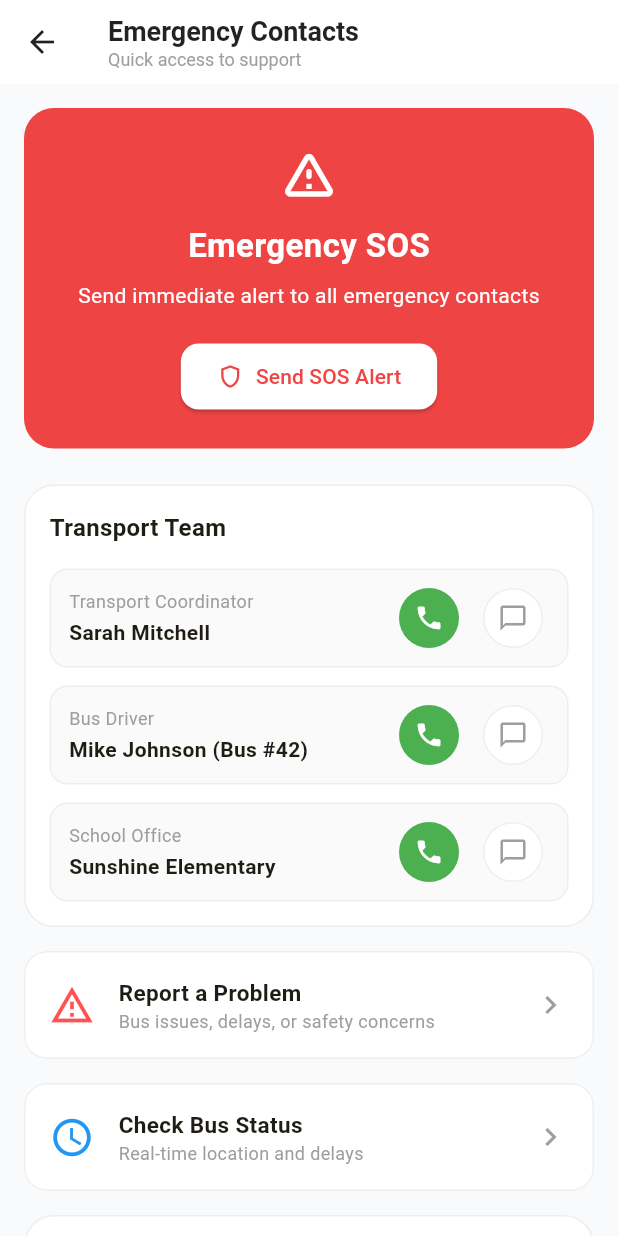
After one commit to Chathunka0723/guardiango, a Flutter app: the ParentEmergencyContact screen opened directly, on a phone screen of 412 x 824 dp. The commit adds this screen. Run offline on Flutter 3.47's test engine with Material 3 defaults, Android fonts, the phone set to English and light mode, and no system bars; our stand-ins replace supabase_flutter; accounts and stored records are empty.

Commit message:
Adding parent_emergency_contacts.dart

```diff
--- a/guardiango_app_flutter/lib/parent_bus_details.dart
+++ b/guardiango_app_flutter/lib/parent_bus_details.dart
@@ -117,6 +117,8 @@ class BusDetailsScreen extends StatelessWidget {
                     sub: "12 years experience",
                     rating: "4.9",
                     showChat: true,
+                    onCall: () => print("Calling Mike Johnson"),
+                    onMessage: () => print("Messaging Mike Johnson"),
                   ),
                   const Divider(height: 24),
                   _buildPersonTile(
@@ -124,6 +126,7 @@ class BusDetailsScreen extends StatelessWidget {
                     role: "Bus Assistant",
                     sub: "Student supervision & safety",
                     showChat: false,
+                    onCall: () => print("Calling Lisa Parker"),
                   ),
                 ],
               ),
@@ -298,12 +301,15 @@ class BusDetailsScreen extends StatelessWidget {
     );
   }
 
-  Widget _buildPersonTile(
-      {required String name,
+  Widget _buildPersonTile({
+    required String name,
     required String role,
     required String sub,
     String? rating,
-      bool showChat = false}) {
+    bool showChat = false,
+    VoidCallback? onCall,
+    VoidCallback? onMessage,
+  }) {
     return Row(
       children: [
         CircleAvatar(
@@ -321,7 +327,7 @@ class BusDetailsScreen extends StatelessWidget {
               Text(role,
                   style: TextStyle(color: Colors.grey.shade600, fontSize: 12)),
               Text(sub,
-                  style: TextStyle(color: Colors.grey.shade400, fontSize: 11)),
+                  style: TextStyle(color: Colors.grey.shade500, fontSize: 11)),
               if (rating != null) ...[
                 const SizedBox(height: 4),
                 Row(
@@ -337,27 +343,38 @@ class BusDetailsScreen extends StatelessWidget {
             ],
           ),
         ),
-        _buildCircleIcon(Icons.phone, Colors.green),
+        _buildCircleIcon(Icons.phone, Colors.green, onTap: onCall),
         if (showChat) ...[
           const SizedBox(width: 8),
           _buildCircleIcon(Icons.chat_bubble_outline, Colors.white,
-              iconColor: Colors.black54),
+              iconColor: Colors.black54, onTap: onMessage),
         ]
       ],
     );
   }
 
   Widget _buildCircleIcon(IconData icon, Color bg,
-      {Color iconColor = Colors.white}) {
-    return Container(
+      {Color iconColor = Colors.white, VoidCallback? onTap}) {
+    return Material(
+      color: Colors.transparent,
+      child: InkWell(
+        onTap: onTap,
+        customBorder: const CircleBorder(),
+        child: Ink(
           padding: const EdgeInsets.all(8),
           decoration: BoxDecoration(
             color: bg,
             shape: BoxShape.circle,
-        border:
-            bg == Colors.white ? Border.all(color: Colors.grey.shade200) : null,
+            boxShadow: [
+              BoxShadow(color: Colors.black.withOpacity(0.1), blurRadius: 4)
+            ],
+            border: bg == Colors.white
+                ? Border.all(color: Colors.grey.shade200)
+                : null,
           ),
           child: Icon(icon, color: iconColor, size: 18),
+        ),
+      ),
     );
   }
 
@@ -396,7 +413,8 @@ class BusDetailsScreen extends StatelessWidget {
       child: Row(
         mainAxisAlignment: MainAxisAlignment.spaceBetween,
         children: [
-          Text(label, style: const TextStyle(color: Colors.grey, fontSize: 12)),
+          Text(label,
+              style: TextStyle(color: Colors.grey.shade500, fontSize: 12)),
           Text(value,
               style:
                   const TextStyle(fontWeight: FontWeight.bold, fontSize: 12)),
--- /dev/null
+++ b/guardiango_app_flutter/lib/parent_emergency_contacts.dart
@@ -0,0 +1,329 @@
+import 'package:flutter/material.dart';
+
+class ParentEmergencyContact extends StatelessWidget {
+  const ParentEmergencyContact({super.key});
+
+  @override
+  Widget build(BuildContext context) {
+    return Scaffold(
+      backgroundColor: const Color(0xFFF9FAFB), // Light grey background
+      appBar: AppBar(
+        backgroundColor: Colors.white,
+        elevation: 0,
+        leading: IconButton(
+          icon: const Icon(Icons.arrow_back, color: Colors.black87),
+          onPressed: () => Navigator.pop(context),
+        ),
+        title: Column(
+          crossAxisAlignment: CrossAxisAlignment.start,
+          children: [
+            const Text(
+              "Emergency Contacts",
+              style: TextStyle(
+                  color: Colors.black87,
+                  fontSize: 18,
+                  fontWeight: FontWeight.bold),
+            ),
+            Text(
+              "Quick access to support",
+              style: TextStyle(color: Colors.grey.shade500, fontSize: 12),
+            ),
+          ],
+        ),
+      ),
+      body: SingleChildScrollView(
+        child: Column(
+          children: [
+            // 1. EMERGENCY SOS BOX
+            Container(
+              width: double.infinity,
+              margin: const EdgeInsets.all(16),
+              padding: const EdgeInsets.all(24),
+              decoration: BoxDecoration(
+                color: const Color(0xFFEF4444), // Red SOS color
+                borderRadius: BorderRadius.circular(20),
+              ),
+              child: Column(
+                children: [
+                  const Icon(Icons.warning_amber_rounded,
+                      color: Colors.white, size: 40),
+                  const SizedBox(height: 12),
+                  const Text(
+                    "Emergency SOS",
+                    style: TextStyle(
+                      color: Colors.white,
+                      fontSize: 22,
+                      fontWeight: FontWeight.bold,
+                    ),
+                  ),
+                  const SizedBox(height: 8),
+                  const Text(
+                    "Send immediate alert to all emergency contacts",
+                    textAlign: TextAlign.center,
+                    style: TextStyle(color: Colors.white, fontSize: 14),
+                  ),
+                  const SizedBox(height: 20),
+                  ElevatedButton.icon(
+                    onPressed: () {},
+                    icon: const Icon(Icons.shield_outlined,
+                        color: Color(0xFFEF4444)),
+                    label: const Text("Send SOS Alert",
+                        style: TextStyle(color: Color(0xFFEF4444))),
+                    style: ElevatedButton.styleFrom(
+                      backgroundColor: Colors.white,
+                      shape: RoundedRectangleBorder(
+                          borderRadius: BorderRadius.circular(12)),
+                      padding: const EdgeInsets.symmetric(
+                          horizontal: 24, vertical: 12),
+                    ),
+                  ),
+                ],
+              ),
+            ),
+
+            // 2. TRANSPORT TEAM SECTION
+            _buildSectionCard(
+              title: "Transport Team",
+              child: Column(
+                children: [
+                  _buildContactTile("Transport Coordinator", "Sarah Mitchell",
+                      "(555) 123-4567"),
+                  const SizedBox(height: 12),
+                  _buildContactTile(
+                      "Bus Driver", "Mike Johnson (Bus #42)", "(555) 987-6543"),
+                  const SizedBox(height: 12),
+                  _buildContactTile(
+                      "School Office", "Sunshine Elementary", "(555) 456-7890"),
+                ],
+              ),
+            ),
+
+            // 3. ACTION BUTTONS
+            _buildActionButton(
+                Icons.report_problem_outlined,
+                "Report a Problem",
+                "Bus issues, delays, or safety concerns",
+                Colors.redAccent),
+            _buildActionButton(Icons.access_time, "Check Bus Status",
+                "Real-time location and delays", Colors.blue),
+
+            // 4. FAQ SECTION
+            _buildSectionCard(
+              title: "Frequently Asked Questions",
+              child: Column(
+                children: [
+                  _buildFaqItem(
+                      "What if my child misses the bus?",
+                      "Contact the school office immediately. Alternative transport arrangements can be made.",
+                      Colors.blue),
+                  _buildFaqItem(
+                      "How early should my child be at the stop?",
+                      "Children should be at the bus stop 5 minutes before the scheduled pickup time.",
+                      Colors.green),
+                  _buildFaqItem(
+                      "What happens during bad weather?",
+                      "You'll receive notifications about delays or cancellations. Check the app for updates.",
+                      Colors.red),
+                ],
+              ),
+            ),
+
+            // 5. EMERGENCY PROTOCOL
+            Container(
+              margin: const EdgeInsets.all(16),
+              padding: const EdgeInsets.all(16),
+              decoration: BoxDecoration(
+                color: Colors.red.shade50,
+                borderRadius: BorderRadius.circular(15),
+                border: Border.all(color: Colors.red.shade100),
+              ),
+              child: Column(
+                crossAxisAlignment: CrossAxisAlignment.start,
+                children: [
+                  Row(
+                    children: [
+                      Icon(Icons.radio_button_unchecked,
+                          color: Colors.red.shade400, size: 16),
+                      const SizedBox(width: 8),
+                      const Text("Emergency Protocol",
+                          style: TextStyle(fontWeight: FontWeight.bold)),
+                    ],
+                  ),
+                  const SizedBox(height: 8),
+                  Text(
+                    "In case of a serious emergency, call 911 first, then use the SOS button above to alert school contacts. This ensures the fastest response time.",
+                    style: TextStyle(fontSize: 13, color: Colors.grey.shade700),
+                  ),
+                ],
+              ),
+            ),
+            const SizedBox(height: 20),
+          ],
+        ),
+      ),
+    );
+  }
+
+  // --- UI HELPERS ---
+
+  Widget _buildSectionCard({required String title, required Widget child}) {
+    return Container(
+      width: double.infinity,
+      margin: const EdgeInsets.symmetric(horizontal: 16, vertical: 8),
+      padding: const EdgeInsets.all(16),
+      decoration: BoxDecoration(
+        color: Colors.white,
+        borderRadius: BorderRadius.circular(20),
+        border: Border.all(color: Colors.grey.shade200),
+      ),
+      child: Column(
+        crossAxisAlignment: CrossAxisAlignment.start,
+        children: [
+          Text(title,
+              style:
+                  const TextStyle(fontWeight: FontWeight.bold, fontSize: 16)),
+          const SizedBox(height: 16),
+          child,
+        ],
+      ),
+    );
+  }
+
+  Widget _buildContactTile(String role, String name, String phone) {
+    return Container(
+      padding: const EdgeInsets.symmetric(horizontal: 12, vertical: 8),
+      decoration: BoxDecoration(
+        color: Colors.grey.shade50,
+        borderRadius: BorderRadius.circular(12),
+        border: Border.all(color: Colors.grey.shade200),
+      ),
+      child: Row(
+        children: [
+          Expanded(
+            child: Column(
+              crossAxisAlignment: CrossAxisAlignment.start,
+              children: [
+                Text(
+                  role,
+                  style: const TextStyle(fontSize: 12, color: Colors.grey),
+                ),
+                const SizedBox(height: 2),
+                Text(
+                  name,
+                  style: const TextStyle(
+                      fontWeight: FontWeight.bold, fontSize: 14),
+                ),
+              ],
+            ),
+          ),
+          _buildActionIcon(Icons.phone, Colors.green, "Call $name", () {
+            debugPrint("Initiating call to $phone");
+          }),
+          const SizedBox(width: 8),
+          _buildActionIcon(
+              Icons.chat_bubble_outline, Colors.white, "Message $name", () {
+            debugPrint("Opening chat with $phone");
+          }, isBordered: true),
+        ],
+      ),
+    );
+  }
+
+  Widget _buildActionIcon(
+      IconData icon, Color bg, String tooltip, VoidCallback onTap,
+      {bool isBordered = false}) {
+    return Material(
+      color: Colors.transparent,
+      child: IconButton(
+        onPressed: onTap,
+        tooltip: tooltip,
+        hoverColor:
+            bg == Colors.white ? Colors.grey.shade100 : bg.withOpacity(0.2),
+        constraints: const BoxConstraints(),
+        padding: const EdgeInsets.all(10),
+        style: IconButton.styleFrom(
+          backgroundColor: bg,
+          side: isBordered ? BorderSide(color: Colors.grey.shade200) : null,
+        ),
+        icon: Icon(
+          icon,
+          color: bg == Colors.white ? Colors.grey.shade500 : Colors.white,
+          size: 20,
+        ),
+      ),
+    );
+  }
+
+  Widget _buildActionButton(
+      IconData icon, String title, String sub, Color color) {
+    return Container(
+      margin: const EdgeInsets.symmetric(horizontal: 16, vertical: 8),
+      child: Material(
+        color: Colors.white,
+        borderRadius: BorderRadius.circular(15),
+        clipBehavior: Clip.antiAlias,
+        child: InkWell(
+          onTap: () {
+            debugPrint("Navigating to: $title");
+          },
+          hoverColor: color.withOpacity(0.05),
+          splashColor: color.withOpacity(0.1),
+          child: Container(
+            padding: const EdgeInsets.all(16),
+            decoration: BoxDecoration(
+              border: Border.all(color: Colors.grey.shade200),
+              borderRadius: BorderRadius.circular(15),
+            ),
+            child: Row(
+              children: [
+                Icon(icon, color: color, size: 30),
+                const SizedBox(width: 16),
+                Expanded(
+                  child: Column(
+                    crossAxisAlignment: CrossAxisAlignment.start,
+                    children: [
+                      Text(title,
+                          style: const TextStyle(
+                              fontWeight: FontWeight.bold, fontSize: 15)),
+                      Text(sub,
+                          style: TextStyle(
+                              color: Colors.grey.shade500, fontSize: 12)),
+                    ],
+                  ),
+                ),
+                const Icon(Icons.chevron_right, color: Colors.grey),
+              ],
+            ),
+          ),
+        ),
+      ),
+    );
+  }
+
+  Widget _buildFaqItem(String question, String answer, Color sideColor) {
+    return Padding(
+      padding: const EdgeInsets.only(bottom: 16),
+      child: Row(
+        crossAxisAlignment: CrossAxisAlignment.start,
+        children: [
+          Container(width: 4, height: 40, color: sideColor),
+          const SizedBox(width: 12),
+          Expanded(
+            child: Column(
+              crossAxisAlignment: CrossAxisAlignment.start,
+              children: [
+                Text(question,
+                    style: const TextStyle(
+                        fontWeight: FontWeight.bold, fontSize: 14)),
+                const SizedBox(height: 4),
+                Text(answer,
+                    style:
+                        TextStyle(color: Colors.grey.shade600, fontSize: 12)),
+              ],
+            ),
+          ),
+        ],
+      ),
+    );
+  }
+}
--- a/guardiango_app_flutter/lib/parent_home.dart
+++ b/guardiango_app_flutter/lib/parent_home.dart
@@ -8,6 +8,7 @@ import 'package:guardiango_app_flutter/parent_setting.dart';
 import 'package:guardiango_app_flutter/student_info.dart';
 import 'package:guardiango_app_flutter/parent_login.dart';
 import 'package:guardiango_app_flutter/parent_bus_details.dart';
+import 'package:guardiango_app_flutter/parent_emergency_contacts.dart';
 
 class ParentHomeScreen extends StatefulWidget {
   const ParentHomeScreen({super.key});
@@ -246,23 +247,35 @@ class _ParentHomeScreenState extends State<ParentHomeScreen> {
 
                     // 7. Bottom List Items
                     _buildListTile(
-                        Icons.directions_bus_outlined, "Bus & Driver Details",
+                      Icons.directions_bus_outlined,
+                      "Bus & Driver Details",
                       () {
                         Navigator.push(
                           context,
                           MaterialPageRoute(
                               builder: (context) => const BusDetailsScreen()),
                         );
-                    }),
+                      },
+                    ),
 
                     _buildListTile(Icons.inventory_2_outlined, "Lost & Found",
                         () {
                       print("Navigating to Lost & Found...");
                     }),
-                    _buildListTile(Icons.phone_outlined, "Emergency Contacts",
+                    _buildListTile(
+                      Icons.phone_outlined,
+                      "Emergency Contacts",
                       () {
-                      print("Navigating to Emergency Contacts...");
-                    }),
+                        Navigator.push(
+                          context,
+                          MaterialPageRoute(
+                            builder: (context) =>
+                                const ParentEmergencyContact(),
+                          ),
+                        );
+                      },
+                    ),
+
                     _buildListTile(Icons.settings_outlined, "Preferences", () {
                       print("Navigating to Preferences...");
                     }),
```
Lines whose indentation alone changed are shown as unchanged.
